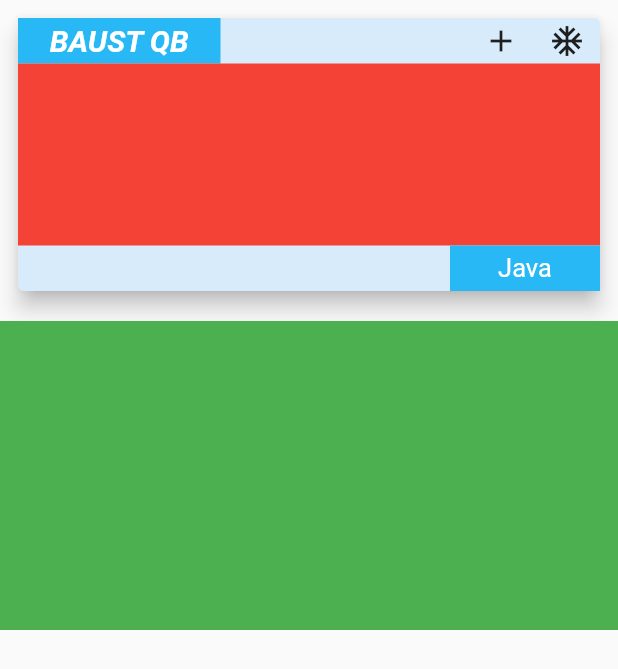
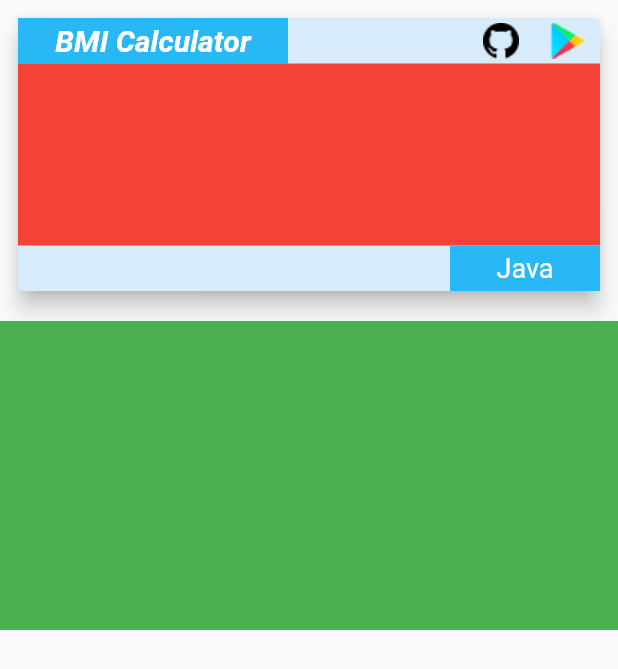
Before and after one commit to hadiuzzaman524/My-Protfolio, a Flutter app: the Projects widget shown alone on an empty page, opened directly, on a phone screen of 412 x 824 dp. Shown: the top 669 px of the screen. Run offline on Flutter 3.47's test engine with Material 2 defaults, Android fonts, the phone set to English and light mode, and no system bars; our stand-ins replace responsive_builder; missing offline and left inert: clippy_flutter.

Commit message:
add github and playstore icon

```diff
--- a/protfolio/lib/widgets/project_style/project_topbar.dart
+++ b/protfolio/lib/widgets/project_style/project_topbar.dart
@@ -5,7 +5,7 @@ import '../../constants.dart';
 
 class ProjectTopBar extends StatelessWidget {
   final String title;
-  final String playStoreLink;
+  final playStoreLink;
   final String gitHubLink;
 
   const ProjectTopBar({
@@ -29,10 +29,10 @@ class ProjectTopBar extends StatelessWidget {
               position: DiagonalPosition.TOP_RIGHT,
               child: Container(
                 color: Theme.of(context).primaryColor,
-                width: 135,
+                width: 180,
                 child: Center(
                   child: Text(
-                    'BAUST QB',
+                    'BMI Calculator',
                     style: projectTitle,
                   ),
                 ),
@@ -43,17 +43,20 @@ class ProjectTopBar extends StatelessWidget {
             child: Row(
               mainAxisAlignment: MainAxisAlignment.spaceBetween,
               children: [
-                Icon(
-                  Icons.add,
-                  size: 24,
+                InkWell(
+                  child: Image.asset('images/git24.png'),
+                  onTap: () {},
                 ),
                 SizedBox(
                   width: 20,
                 ),
-                Icon(
-                  Icons.ac_unit_sharp,
-                  size: 24,
-                ),
+                if (playStoreLink != null)
+                  InkWell(
+                    child: Image.asset('images/play.png'),
+                    onTap: () {
+
+                    },
+                  ),
                 SizedBox(
                   width: 10,
                 ),
--- a/protfolio/lib/widgets/projects.dart
+++ b/protfolio/lib/widgets/projects.dart
@@ -30,6 +30,7 @@ class Projects extends StatelessWidget {
                       child: ProjectTopBar(
                         title: 'eTutor',
                         gitHubLink: '',
+                        playStoreLink: 'hello',
                       ),
                       flex: 2,
                     ),
@@ -60,7 +61,7 @@ class Projects extends StatelessWidget {
                                     'Java',
                                     style: TextStyle(
                                       color: Colors.white,
-                                      fontSize: 17,
+                                      fontSize: 18,
                                       fontWeight: FontWeight.normal,
                                     ),
                                   ),
```
Also changed, not shown: protfolio/images/git24.png (added), protfolio/images/play.png (added), protfolio/images/playstore24.png (added), protfolio/lib/generated/assets.dart.
